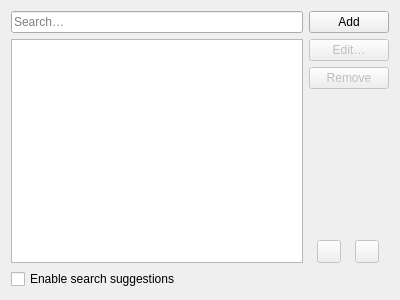
OtterBrowser/otter-browser, file src/ui/preferences/PreferencesSearchPageWidget.ui: the form before one commit.
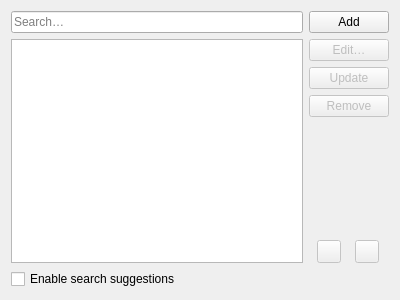
The form after the commit. Custom widgets are drawn as their Qt base class.

Commit message: Allow to update search engines with valid self URL

What changed in the file:
```diff
--- a/src/ui/preferences/PreferencesSearchPageWidget.ui
+++ b/src/ui/preferences/PreferencesSearchPageWidget.ui
@@ -59,7 +59,7 @@
       </layout>
      </item>
      <item>
-      <layout class="QVBoxLayout" name="searchButtonsLayout" stretch="0,0,0,1,0">
+      <layout class="QVBoxLayout" name="searchButtonsLayout" stretch="0,0,0,0,1,0">
        <item>
         <widget class="QPushButton" name="addSearchButton">
          <property name="text">
@@ -77,6 +77,16 @@
          </property>
         </widget>
        </item>
+       <item>
+        <widget class="QPushButton" name="updateSearchButton">
+         <property name="enabled">
+          <bool>false</bool>
+         </property>
+         <property name="text">
+          <string>Update</string>
+         </property>
+        </widget>
+       </item>
        <item>
         <widget class="QPushButton" name="removeSearchButton">
          <property name="enabled">
```
The commit also changes 5 other files.
